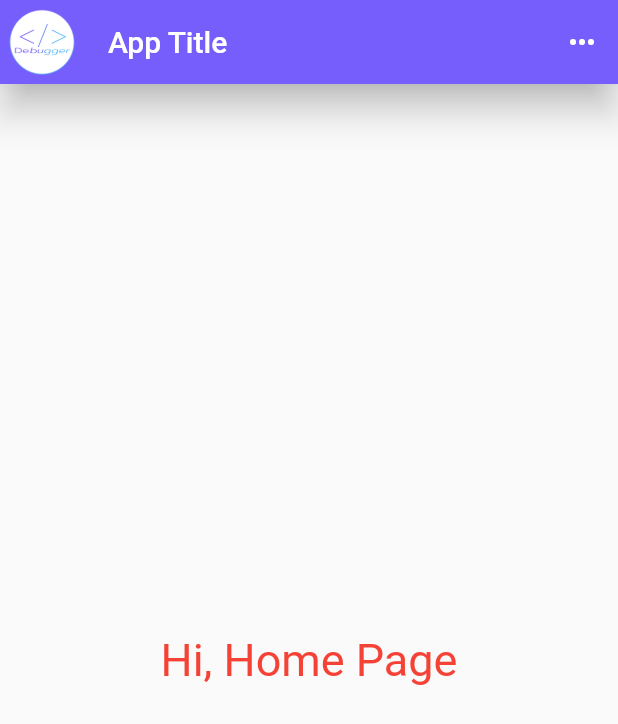
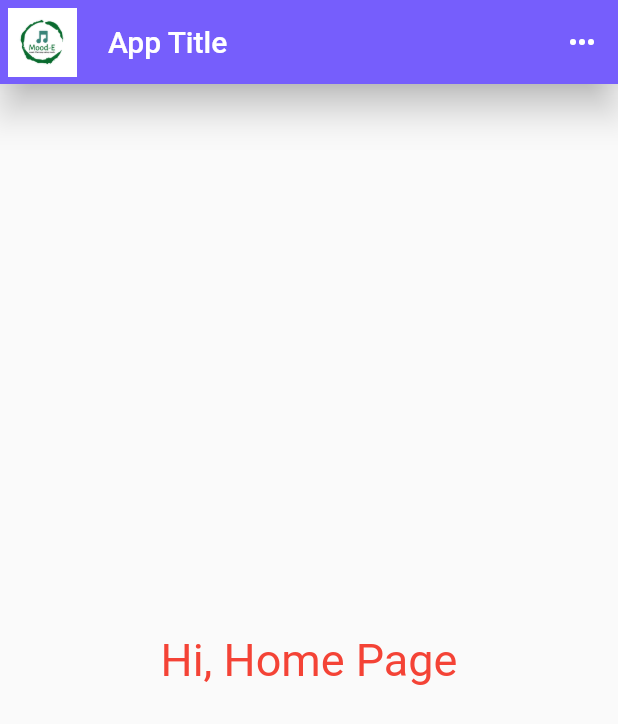
Before and after one commit to sakshamratan/Mood-E, a Flutter app: the HomePage screen opened directly, on a phone screen of 412 x 824 dp. Shown: the top 724 px of the screen. Run offline on Flutter 3.47's test engine with Material 2 defaults, Android fonts, the phone set to English and light mode, and no system bars; our stand-ins replace image_picker.

Commit message:
update 1

```diff
--- a/analysis_options.yaml
+++ b/analysis_options.yaml
@@ -7,7 +7,7 @@
 
 # The following line activates a set of recommended lints for Flutter apps,
 # packages, and plugins designed to encourage good coding practices.
-include: package:flutter_lints/flutter.yaml
+
 
 linter:
   # The lint rules applied to this project can be customized in the
--- a/lib/home_page.dart
+++ b/lib/home_page.dart
@@ -18,7 +18,7 @@ class _HomePageState extends State<HomePage> {
         backgroundColor: const Color(0xFF765EFC),
         leading: Container(
           padding: const EdgeInsets.all(5),
-          child: Image.asset('assets/images/logo.png'),
+          child: Image.asset('assets/images/logo-color.png'),
         ),
         actions: [
           PopupMenuButton(
```
Also changed, not shown: pubspec.yaml (+7 -0 lines), assets/images/logo-color.png (added), pubspec.lock, 38 other files.
